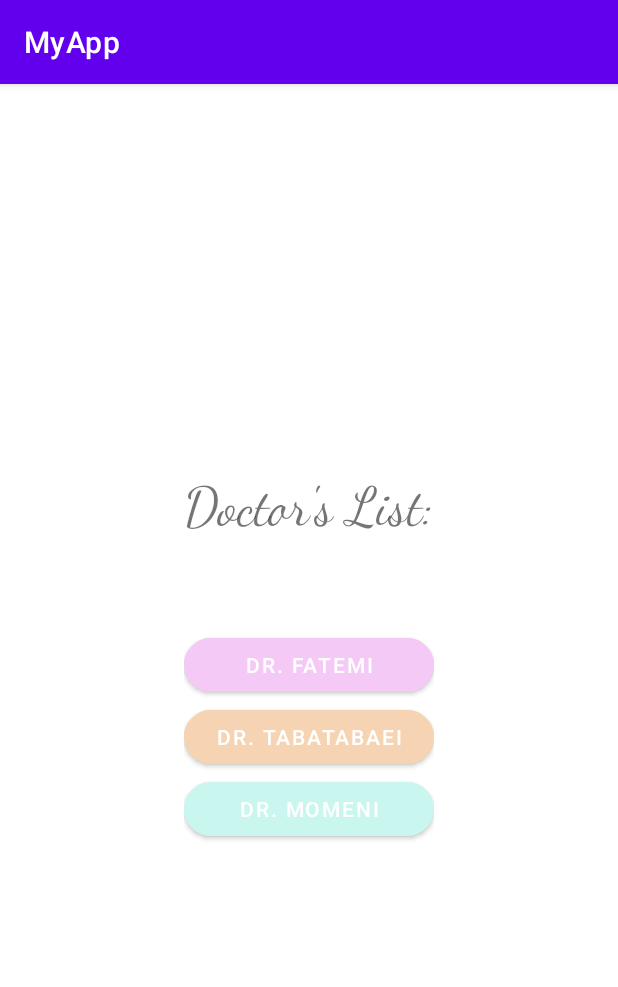
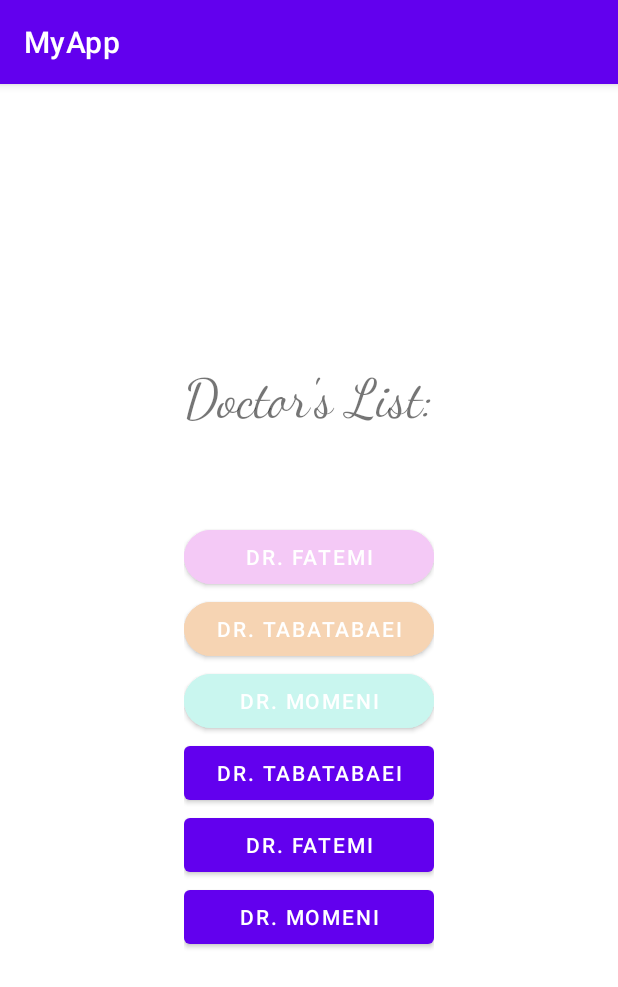
Before and after one commit to fatemie/MyApp, an Android app: the screen it shows after launch (MainActivity2), on a phone screen of 412 x 824 dp. Shown: the top 987 px of the screen. Run offline under Robolectric (Android 15) with nearby library versions, the phone set to English and light mode, and no system bars.

Commit message:
refactor with listAdapter

```diff
--- a/app/build.gradle
+++ b/app/build.gradle
@@ -46,4 +46,10 @@ dependencies {
     testImplementation 'junit:junit:4.13.2'
     androidTestImplementation 'androidx.test.ext:junit:1.1.3'
     androidTestImplementation 'androidx.test.espresso:espresso-core:3.4.0'
+
+    def lifecycle_version = "2.5.0-alpha04"
+// ViewModel
+    implementation("androidx.lifecycle:lifecycle-viewmodel-ktx:$lifecycle_version")
+//for using by viewModels()
+    implementation 'androidx.fragment:fragment-ktx:1.4.1'
 }
--- /dev/null
+++ b/app/src/main/java/com/example/myapp/DoctorAdapter.kt
@@ -0,0 +1,53 @@
+package com.example.myapp
+
+import android.view.LayoutInflater
+import android.view.View
+import android.view.ViewGroup
+import android.widget.Button
+import androidx.recyclerview.widget.DiffUtil
+import androidx.recyclerview.widget.ListAdapter
+import androidx.recyclerview.widget.RecyclerView
+import com.example.myapp.databinding.ActivityMain2Binding.bind
+
+typealias DoctorClickHandler = (Doctor) -> Unit
+
+class DoctorAdapter(var onDoctorClicked : DoctorClickHandler) :
+    ListAdapter<Doctor, DoctorAdapter.ViewHolder>(DoctorDiffCallback) {
+
+
+    class ViewHolder(view : View) : RecyclerView.ViewHolder(view){
+        var btnDoctorName = view.findViewById<Button>(R.id.btnDoctorName)
+
+        fun bind(doctor : Doctor, onDoctorClicked: DoctorClickHandler){
+            btnDoctorName.text = doctor.name.toString()
+            btnDoctorName.setOnClickListener {
+                onDoctorClicked(doctor)
+            }
+        }
+    }
+
+
+
+    override fun onCreateViewHolder(viewGroup: ViewGroup, viewType: Int): DoctorAdapter.ViewHolder {
+        val view = LayoutInflater.from(viewGroup.context)
+            .inflate(R.layout.doctor_row_item, viewGroup , false)
+
+        return ViewHolder(view)
+    }
+
+    override fun onBindViewHolder(holder: DoctorAdapter.ViewHolder, position: Int) {
+        val doctor = getItem(position)
+        holder.bind(doctor, onDoctorClicked)
+    }
+
+}
+
+object DoctorDiffCallback : DiffUtil.ItemCallback<Doctor>() {
+    override fun areItemsTheSame(oldItem: Doctor, newItem: Doctor): Boolean {
+        return oldItem == newItem
+    }
+
+    override fun areContentsTheSame(oldItem: Doctor, newItem: Doctor): Boolean {
+        return oldItem.id == newItem.id
+    }
+}
--- a/app/src/main/java/com/example/myapp/DoctorInfoFragment.kt
+++ b/app/src/main/java/com/example/myapp/DoctorInfoFragment.kt
@@ -25,18 +25,18 @@ class DoctorInfoFragment : Fragment() {
         binding = FragmentDoctorInfoBinding.inflate(inflater, container, false)
         val view = binding.root
 
-        initViews()
+       initView()
 
         return view
     }
 
 
-    private fun initViews() {
-        var doctor = activity?.intent?.getParcelableExtra<Doctor>("doctor")
-        binding.textViewName.text = doctor?.name
-        binding.textViewAddress.text = doctor?.address.toString()
-        binding.textViewPhoneNumber.text = doctor?.phoneNumber
-    }
+   fun initView(){
+       var doctor = activity?.intent?.getParcelableExtra<Doctor>("doctor")
+       binding.textViewName.text = doctor?.name
+       binding.textViewAddress.text = doctor?.address.toString()
+       binding.textViewPhoneNumber.text = doctor?.phoneNumber
+   }
 
 
 }
--- a/app/src/main/java/com/example/myapp/Hospital.kt
+++ b/app/src/main/java/com/example/myapp/Hospital.kt
@@ -2,10 +2,7 @@ package com.example.myapp
 
 object Hospital {
     val drArray = arrayListOf<Doctor>()
-    init
-    {
-        testAddDoctor()
-    }
+
 
 
 
--- a/app/src/main/java/com/example/myapp/MainActivity.kt
+++ b/app/src/main/java/com/example/myapp/MainActivity.kt
@@ -18,9 +18,9 @@ class MainActivity : AppCompatActivity() {
         var doctor = intent.getParcelableExtra<Doctor>("doctor")
         title = doctor?.name
 
-        if(doctor?.gender == Gender.male){
-            binding.imageView9.imageAlpha = R.drawable.doctormale
-        }
+//        if(doctor?.gender == Gender.male){
+//            binding.imageView9.imageAlpha = R.drawable.doctormale
+//        }
 
     }
 }
--- a/app/src/main/java/com/example/myapp/MainActivity2.kt
+++ b/app/src/main/java/com/example/myapp/MainActivity2.kt
@@ -4,16 +4,20 @@ import android.content.Intent
 import androidx.appcompat.app.AppCompatActivity
 import android.os.Bundle
 import android.widget.Button
+import androidx.activity.viewModels
+import androidx.recyclerview.widget.RecyclerView
 import com.example.myapp.databinding.ActivityMain2Binding
 
 class MainActivity2 : AppCompatActivity() {
     lateinit var binding: ActivityMain2Binding
+    val mainViewModel: activityMainViewModel by viewModels()
 
     override fun onCreate(savedInstanceState: Bundle?) {
         super.onCreate(savedInstanceState)
         binding = ActivityMain2Binding.inflate(layoutInflater)
         val view = binding.root
         setContentView(view)
+        initList()
 
         binding.button.text= Hospital.drArray[0].name
         binding.button2.text= Hospital.drArray[1].name
@@ -34,10 +38,29 @@ class MainActivity2 : AppCompatActivity() {
         }
     }
 
+
     private fun goToActivity(doctor : Doctor) {
         val intent = Intent(this, MainActivity::class.java)
         intent.putExtra("doctor",doctor )
         startActivity(intent)
     }
 
+
+    private fun initList() {
+        Hospital.testAddDoctor()
+        var adapter = DoctorAdapter({doctor -> goToActivity(doctor)})
+        var recyclerView = findViewById<RecyclerView>(R.id.rvDoctorList)
+        recyclerView.adapter = adapter
+
+        var tmpList = listOf(
+            Hospital.drArray[0],
+            Hospital.drArray[1],
+            Hospital.drArray[2]
+        )
+        adapter.submitList(Hospital.drArray)
+
+    }
+
+
+
 }
--- /dev/null
+++ b/app/src/main/java/com/example/myapp/activityMain2ViewModel.kt
@@ -0,0 +1,4 @@
+package com.example.myapp
+
+class activityMain2ViewModel {
+}
--- /dev/null
+++ b/app/src/main/java/com/example/myapp/activityMainViewModel.kt
@@ -0,0 +1,12 @@
+package com.example.myapp
+
+import androidx.lifecycle.ViewModel
+
+class activityMainViewModel : ViewModel() {
+    init
+    {
+        Hospital.testAddDoctor()
+    }
+
+
+}
--- /dev/null
+++ b/app/src/main/java/com/example/myapp/fragmentDoctorInfoViewModel.java
@@ -0,0 +1,6 @@
+package com.example.myapp;
+
+//import androidx.lifecycle.ViewModel
+
+//public class fragmentDoctorInfoViewModel : ViewModel(){
+//}
--- a/app/src/main/res/layout/activity_main.xml
+++ b/app/src/main/res/layout/activity_main.xml
@@ -18,6 +18,7 @@
             app:layout_constraintStart_toStartOf="parent"
             app:layout_constraintTop_toTopOf="parent"
             tools:layout="@layout/fragment_doctor_info"/>
+
 
         <androidx.constraintlayout.widget.Guideline
             android:id="@+id/guideline2"
--- a/app/src/main/res/layout/activity_main2.xml
+++ b/app/src/main/res/layout/activity_main2.xml
@@ -49,6 +49,14 @@
             android:text="3"
             app:cornerRadius="100dp"
             android:backgroundTint="@color/second"/>
+
+        <androidx.recyclerview.widget.RecyclerView
+            android:id="@+id/rvDoctorList"
+            android:layout_width="match_parent"
+            android:layout_height="wrap_content"
+            app:layoutManager="androidx.recyclerview.widget.LinearLayoutManager"/>
+
+
     </LinearLayout>
 
 
--- /dev/null
+++ b/app/src/main/res/layout/doctor_row_item.xml
@@ -0,0 +1,13 @@
+<?xml version="1.0" encoding="utf-8"?>
+<LinearLayout xmlns:android="http://schemas.android.com/apk/res/android"
+    android:layout_width="match_parent"
+    android:layout_height="wrap_content">
+
+    <Button
+        android:id="@+id/btnDoctorName"
+        android:layout_width="match_parent"
+        android:layout_height="wrap_content"
+        android:text="doctor name"
+        android:gravity="center"/>
+
+</LinearLayout>
```
Also changed, not shown: 1 other file.
